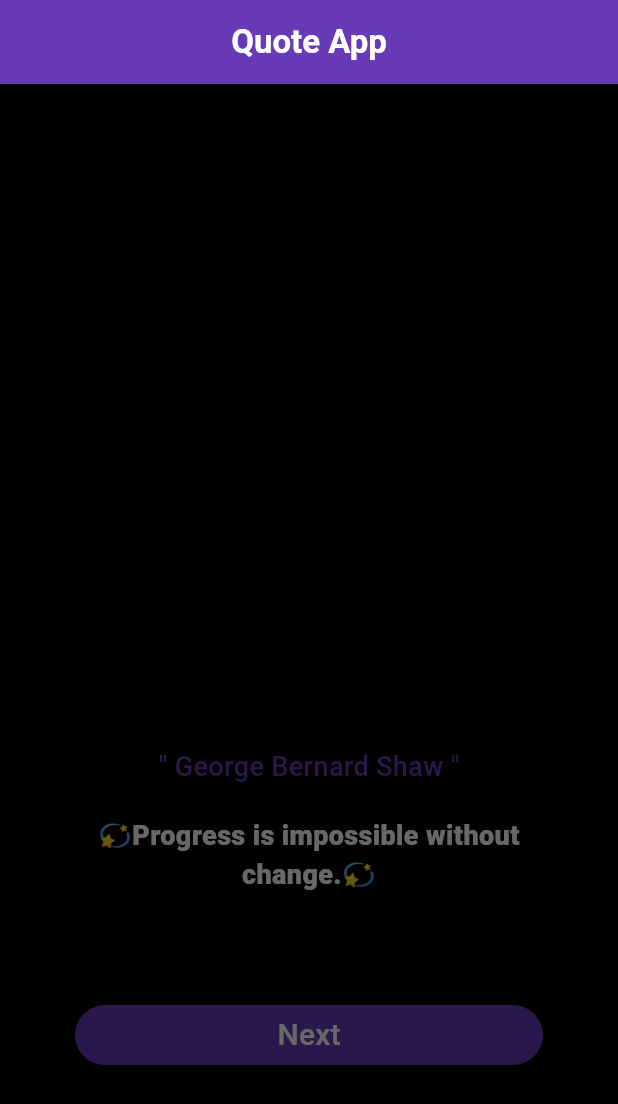
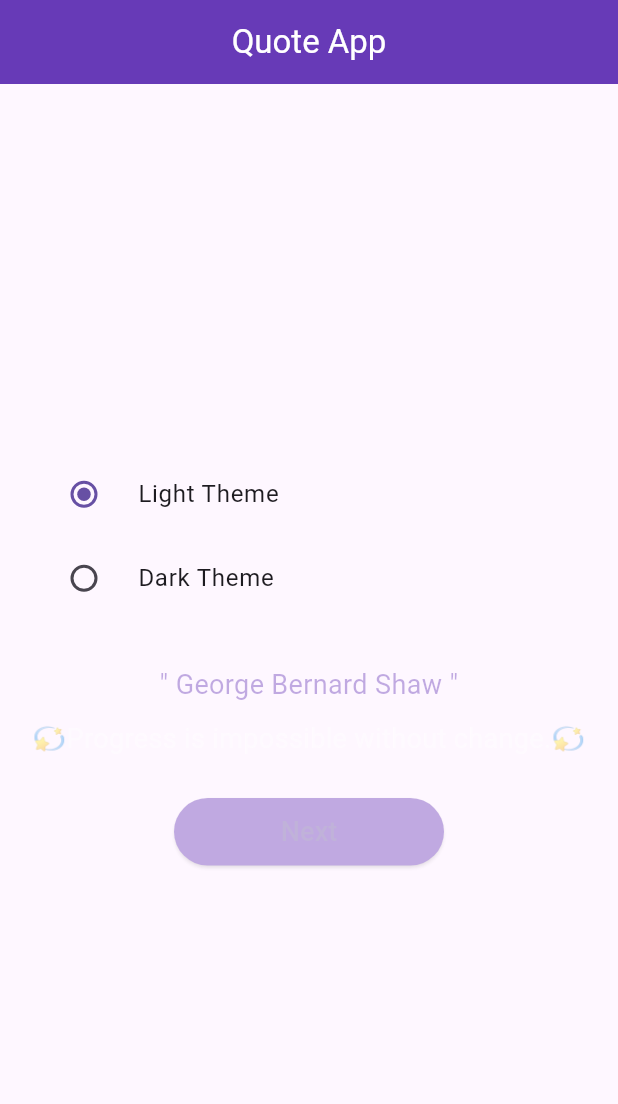
Before and after one commit to MEhsan1237/Apexify_Technologys_Task_2, a Flutter app: the screen it shows after launch, after a tap on "Next", on a phone screen of 412 x 824 dp. Shown: the top 1104 px of the screen. Run offline on Flutter 3.47's test engine with Material 3 defaults, Android fonts, the phone set to English and light mode, and no system bars; our stand-ins replace flutter_spinkit, get.

Commit message:
upload changes

```diff
--- a/lib/get/get_class.dart
+++ b/lib/get/get_class.dart
@@ -1,12 +1,25 @@
-
-
 import 'dart:math';
-
+import 'package:flutter/material.dart';
 import 'package:get/get.dart';
 
-class QuotesController extends GetxController{
+class QuotesController extends GetxController {
   RxInt initialNumber = 0.obs;
-  RxDouble opacityNumber = 1.0.obs ;
+  RxDouble opacityNumber = 1.0.obs;
+
+  RxBool isDark = false.obs;
+  RxInt selectedOption = 1.obs; // 1 = light, 2 = dark
+
+  void toggleThemeFromRadio(int val) {
+    selectedOption.value = val;
+    isDark.value = val == 2; // 2 = dark theme
+
+    if (isDark.value) {
+      Get.changeTheme(ThemeData.dark());
+    } else {
+      Get.changeTheme(ThemeData.light());
+    }
+  }
+
   List<Map<String,String>> allQuotes = [
     {
       "author": "Albert Einstein",
@@ -60,7 +73,6 @@ class QuotesController extends GetxController{
       "author": "C.S. Lewis",
       "quote": "🔥Hardships often prepare ordinary people for an extraordinary destiny.🔥"
     },
-
     {
       "author": "Mark Twain",
       "quote": "🔥The secret of getting ahead is getting started.🔥"
@@ -96,7 +108,8 @@ class QuotesController extends GetxController{
     {
       "author": "William Shakespeare",
       "quote": "💫We know what we are, but know not what we may be.💫"
-    },{
+    },
+    {
       "author": "Stephen King",
       "quote": "💫Books are a uniquely portable magic.💫"
     },
@@ -169,16 +182,14 @@ class QuotesController extends GetxController{
       "quote": "🌸For last year’s words belong to last year’s language,And next year’s words await another voice.To make an end is to make a beginning.The end is where we start from.🌸"
     }
   ];
-  void setQuotesFun()async{
+  void setQuotesFun() async {
     opacityNumber.value = 0.0;
-    await Future.delayed(Duration(milliseconds:  900),(){ final random = Random();
-    initialNumber.value =
-        random.nextInt(allQuotes.length);},
+    await Future.delayed(Duration(milliseconds: 900), () {
+      final random = Random();
+      initialNumber.value = random.nextInt(allQuotes.length);
+    });
 
-
-    );
     opacityNumber.value = 1.0;
 
   }
-
 }
--- a/lib/main.dart
+++ b/lib/main.dart
@@ -1,26 +1,33 @@
-import 'package:apexify_technologys_quote_app/screen/home_screen.dart';
+import 'package:apexify_technologys_quote_app/get/get_class.dart';
 import 'package:apexify_technologys_quote_app/screen/splash_screen.dart';
+import 'package:flutter/foundation.dart';
 import 'package:flutter/material.dart';
 import 'package:get/get.dart';
 
 void main() {
-  runApp(const MyApp());
+  // Controller register
+  Get.put(QuotesController()); // Global controller
+  runApp(MyApp());
 }
 
 class MyApp extends StatelessWidget {
-  const MyApp({super.key});
+  final QuotesController controller = Get.find<QuotesController>();
+
+    MyApp({super.key});
+
   @override
   Widget build(BuildContext context) {
-    return GetMaterialApp(
-
-      debugShowCheckedModeBanner: false,
-      title: 'Flutter Demo',
-
-      theme: ThemeData(
-       scaffoldBackgroundColor: Colors.black,
-        colorScheme: ColorScheme.fromSeed(seedColor: Colors.deepPurple),
-      ),
-      home: SplashScreen()
-    );
+    if (kDebugMode) {
+      print("hello");
+    }
+    return Obx(() {
+      return GetMaterialApp(
+        debugShowCheckedModeBanner: false,
+        theme: ThemeData.light(),
+        darkTheme: ThemeData.dark(),
+        themeMode: controller.isDark.value ? ThemeMode.dark : ThemeMode.light,
+        home: SplashScreen(),
+      );
+    });
   }
 }
--- a/lib/screen/home_screen.dart
+++ b/lib/screen/home_screen.dart
@@ -4,84 +4,97 @@ import 'package:flutter/material.dart';
 import 'package:get/get.dart';
 
 
-class HomeScreen extends StatefulWidget {
-  const HomeScreen({super.key});
+class HomeScreen extends StatelessWidget {
+  HomeScreen({super.key});
 
-  @override
-  State<HomeScreen> createState() => _HomeScreenState();
-}
-
-class _HomeScreenState extends State<HomeScreen> {
-  final QuotesController controller = Get.put(QuotesController());
+  final QuotesController controller = Get.find<QuotesController>();
 
   @override
   Widget build(BuildContext context) {
+    if (kDebugMode) print("HomeScreen Build → This should print only ONCE");
 
     return Scaffold(
-
       appBar: AppBar(
-        title: Text("Quote App", style: TextStyle(color: Colors.white,fontWeight: FontWeight.w600)),
+        title: Text("Quote App", style: TextStyle(color: Colors.white)),
         backgroundColor: Colors.deepPurple,
         centerTitle: true,
       ),
-      body: Center(
-        child: Obx(() {
-          if (kDebugMode) {
-            print("Next Quote");
-          }
-          final authorShow =
-              controller.allQuotes[controller.initialNumber.value]['author']!;
-          final quoteShow =
-              controller.allQuotes[controller.initialNumber.value]['quote']!;
-          return AnimatedOpacity(
 
-            opacity: controller.opacityNumber.value    ,
-            duration: Duration(milliseconds: 900),
-            child: Padding(
-              padding: const EdgeInsets.symmetric(horizontal: 50.0,vertical: 110),
-              child: Center(
+      body: Padding(
+        padding: EdgeInsets.all(20),
+
+        child: Column(
+          mainAxisAlignment: MainAxisAlignment.center,
+          children: [
+            Obx(() {
+              return Column(
+                children: [
+                  RadioListTile<int>(
+                    title: Text("Light Theme"),
+                    value: 1,
+                    groupValue: controller.selectedOption.value,
+                    onChanged: (val) => controller.toggleThemeFromRadio(val!),
+                  ),
+                  RadioListTile<int>(
+                    title: Text("Dark Theme"),
+                    value: 2,
+                    groupValue: controller.selectedOption.value,
+                    onChanged: (val) => controller.toggleThemeFromRadio(val!),
+                  ),
+                ],
+              );
+            }),
+            SizedBox(height: 30),
+
+            // 🔥 Only QUOTE + BUTTON rebuild
+            Obx(() {
+              if (kDebugMode) print("Quote & Button Rebuild");
+
+              final author = controller
+                  .allQuotes[controller.initialNumber.value]['author']!;
+              final quote = controller
+                  .allQuotes[controller.initialNumber.value]['quote']!;
+
+              return AnimatedOpacity(
+                opacity: controller.opacityNumber.value,
+                duration: Duration(milliseconds: 900),
+
                 child: Column(
                   crossAxisAlignment: CrossAxisAlignment.center,
-                  mainAxisAlignment: MainAxisAlignment.center,
                   children: [
-                    Spacer(),
                     Text(
-                      '" $authorShow "',
-                      style: TextStyle(
-                        color: Colors.deepPurple,
-                        fontSize: 18,
-                        fontWeight: FontWeight.w500,
-                      ),
+                      '" $author "',
+                      style: TextStyle(color: Colors.deepPurple, fontSize: 18),
+                      textAlign: TextAlign.center,
                     ),
-                    SizedBox(height: 20,),
+
+                    SizedBox(height: 10),
+
                     Text(
-                      quoteShow,textAlign: TextAlign.center,
-                      style: TextStyle(
-                        color: Colors.white,
-                        fontSize: 18,
-                        fontWeight: FontWeight.w900,
-                      ),
+                      quote,
+                      textAlign: TextAlign.center,
+                      style: TextStyle(color: Colors.white, fontSize: 18),
                     ),
-                    SizedBox(height: 70),
+
+                    SizedBox(height: 25),
+
                     ElevatedButton(
-                      onPressed: () {
-                        controller.setQuotesFun();
-                      },
+                      onPressed: controller.setQuotesFun,
                       style: ElevatedButton.styleFrom(
                         backgroundColor: Colors.deepPurple,
-                        elevation: 2,
-                        shape: StadiumBorder(),
+                        fixedSize: Size(180, 45),
+                        shape: RoundedRectangleBorder(
+                          borderRadius: BorderRadius.circular(25),
+                        ),
                       ),
-                      child: Center(
-                        child: Text("Next", style: TextStyle(color: Colors.white,fontSize: 20)),
-                      ),
+                      child: Text("Next", style: TextStyle(fontSize: 18)),
                     ),
                   ],
                 ),
-              ),
-            ),
-          );
-        }),
+              );
+            }),
+          ],
+        ),
       ),
     );
   }
--- a/lib/screen/splash_screen.dart
+++ b/lib/screen/splash_screen.dart
@@ -1,4 +1,5 @@
 import 'dart:async';
+import 'package:flutter/foundation.dart';
 import 'package:flutter_spinkit/flutter_spinkit.dart';
 import 'package:apexify_technologys_quote_app/screen/home_screen.dart';
 import 'package:flutter/material.dart';
@@ -14,8 +15,8 @@ class _SplashScreenState extends State<SplashScreen> {
   @override
   void initState() {
     super.initState();
-    Timer(Duration(seconds: 3), () async{
-      await Navigator.pushReplacement(
+    Timer(Duration(seconds: 3), ()  {
+        Navigator.pushReplacement(
         context,
         MaterialPageRoute(builder: (context) => HomeScreen()),
       );
@@ -24,6 +25,9 @@ class _SplashScreenState extends State<SplashScreen> {
 
   @override
   Widget build(BuildContext context) {
+    if (kDebugMode) {
+      print("hii brother");
+    }
     return
      Scaffold(
         body: Center(
```
Also changed, not shown: lib/screen/themeScreen.dart (added), lib/screen/wfw.dart (added), 1 other file.
